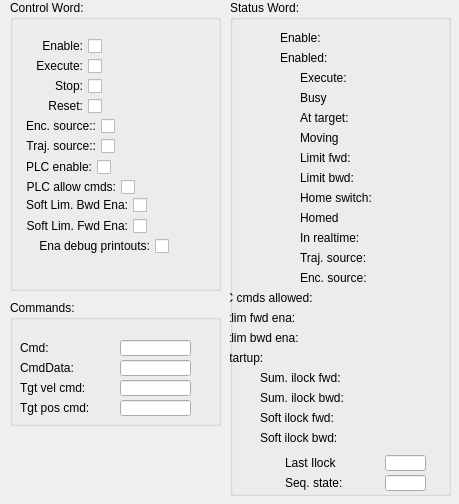
Qt form qt/ecmcAxisCntrlStatWd_v1.ui (paulscherrerinstitute/ecmccfg) before a commit.
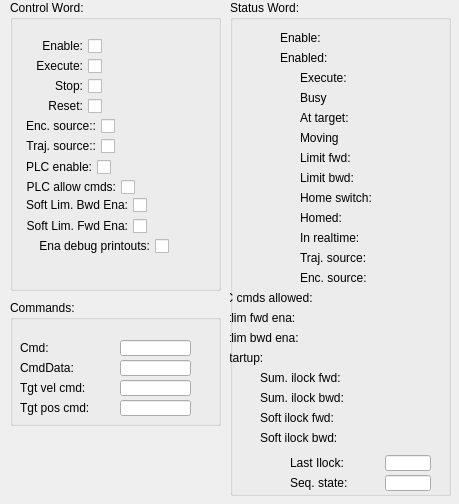
The same form after that commit. Custom widgets are drawn as their Qt base class.

Commit message: Fix formatting in ecmcAxisCntrlStatWd_v1 panel

What changed in the file:
```diff
--- a/qt/ecmcAxisCntrlStatWd_v1.ui
+++ b/qt/ecmcAxisCntrlStatWd_v1.ui
@@ -119,7 +119,7 @@
      </size>
     </property>
     <property name="text">
-     <string>Homed</string>
+     <string>Homed:</string>
     </property>
    </widget>
    <widget class="caLabel" name="calabel_83">
@@ -628,9 +628,9 @@
     <property name="geometry">
      <rect>
       <x>180</x>
-      <y>25</y>
+      <y>30</y>
       <width>20</width>
-      <height>426</height>
+      <height>416</height>
      </rect>
     </property>
     <property name="channel" stdset="0">
@@ -972,7 +972,7 @@
    <widget class="caLabel" name="calabel_64">
     <property name="geometry">
      <rect>
-      <x>55</x>
+      <x>60</x>
       <y>455</y>
       <width>80</width>
       <height>16</height>
@@ -985,7 +985,7 @@
      </size>
     </property>
     <property name="text">
-     <string>Last Ilock</string>
+     <string>Last Ilock:</string>
     </property>
    </widget>
    <widget class="caLineEdit" name="calineedit_37">
@@ -993,7 +993,7 @@
      <rect>
       <x>155</x>
       <y>455</y>
-      <width>41</width>
+      <width>46</width>
       <height>16</height>
      </rect>
     </property>
@@ -1029,7 +1029,7 @@
    <widget class="caLabel" name="calabel_65">
     <property name="geometry">
      <rect>
-      <x>55</x>
+      <x>60</x>
       <y>475</y>
       <width>80</width>
       <height>16</height>
@@ -1050,7 +1050,7 @@
      <rect>
       <x>155</x>
       <y>475</y>
-      <width>41</width>
+      <width>46</width>
       <height>16</height>
      </rect>
     </property>
```
